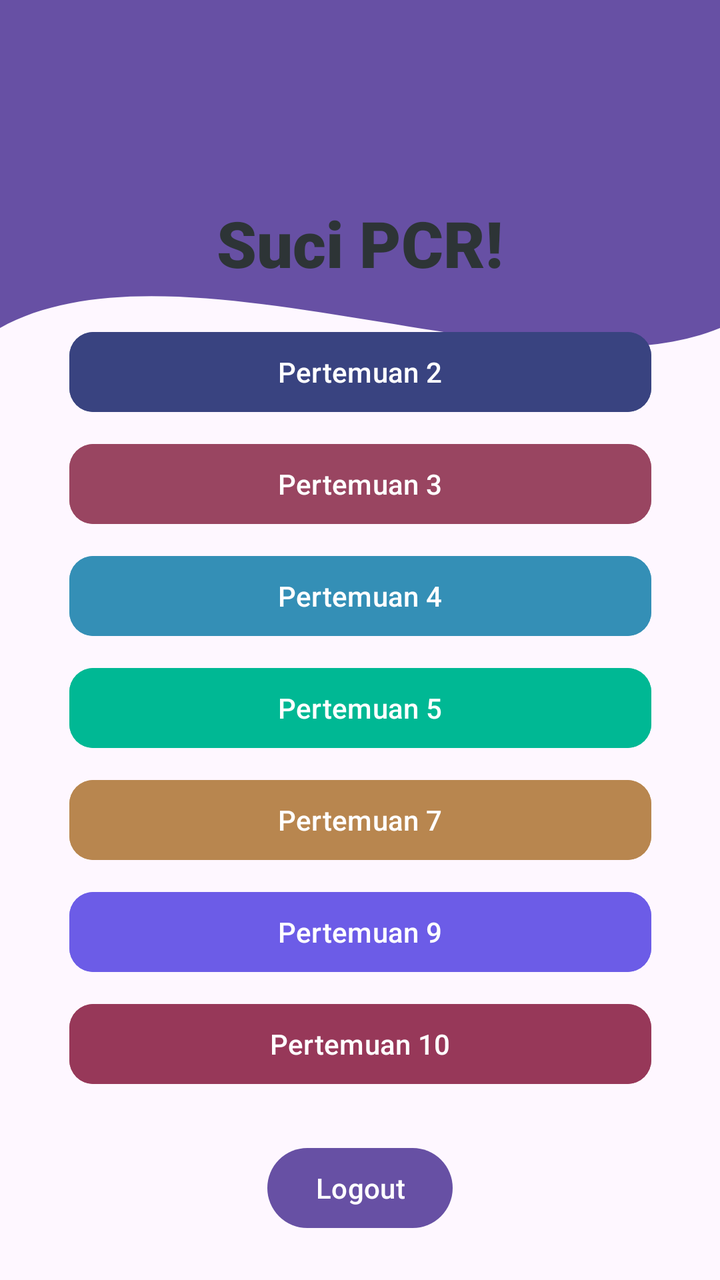
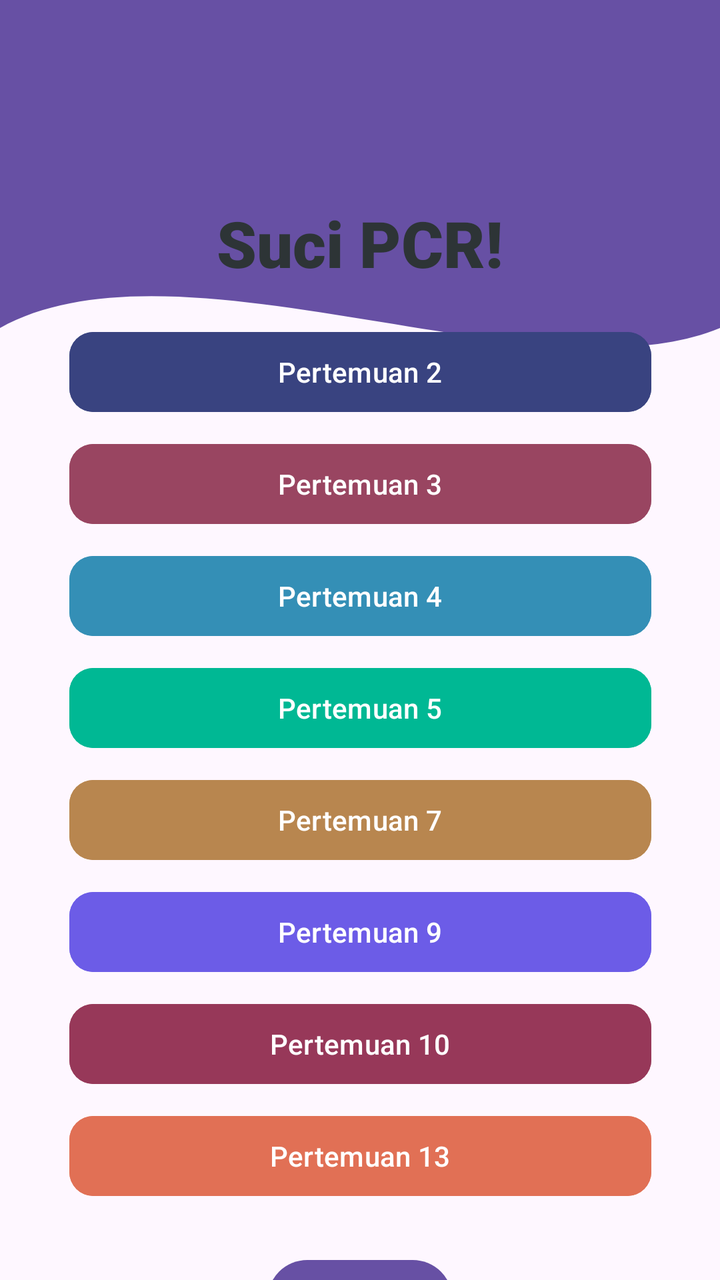

Compare the two renders of this Android layout. The source of the first and the diff that turns it into the second are given below.
<!-- AndroidManifest.xml: application theme Theme.SuciApps -->
<!-- res/layout/fragment_home.xml -->
<?xml version="1.0" encoding="utf-8"?>
<androidx.constraintlayout.widget.ConstraintLayout
    xmlns:android="http://schemas.android.com/apk/res/android"
    xmlns:tools="http://schemas.android.com/tools"
    xmlns:app="http://schemas.android.com/apk/res-auto"
    android:layout_width="match_parent"
    android:layout_height="match_parent"
    tools:context=".Home.HomeFragment">

    <androidx.appcompat.widget.Toolbar
        android:id="@+id/toolbar"
        android:layout_width="match_parent"
        android:layout_height="?attr/actionBarSize"
        android:background="?attr/colorPrimary"
        app:layout_constraintEnd_toEndOf="parent"
        app:layout_constraintStart_toStartOf="parent"
        app:layout_constraintTop_toTopOf="parent"
        app:titleTextColor="@android:color/white" />

    <androidx.core.widget.NestedScrollView
        android:layout_width="match_parent"
        android:layout_height="0dp"
        android:fillViewport="true"
        app:layout_constraintTop_toBottomOf="@id/toolbar"
        app:layout_constraintBottom_toBottomOf="parent"
        app:layout_constraintStart_toStartOf="parent"
        app:layout_constraintEnd_toEndOf="parent">

        <androidx.constraintlayout.widget.ConstraintLayout
            android:layout_width="match_parent"
            android:layout_height="wrap_content"
            android:paddingBottom="32dp">

            <View
                android:id="@+id/background_header"
                android:layout_width="0dp"
                android:layout_height="250dp"
                android:background="@drawable/bg_header_wave"
                app:layout_constraintEnd_toEndOf="parent"
                app:layout_constraintStart_toStartOf="parent"
                app:layout_constraintTop_toTopOf="parent" />

            <TextView
                android:id="@+id/textView"
                android:layout_width="156dp"
                android:layout_height="42dp"
                android:layout_marginTop="36dp"
                android:fontFamily="sans-serif-black"
                android:text="Suci PCR!"
                android:textColor="#2D3436"
                android:textSize="32sp"
                android:textStyle="bold"
                android:textAlignment="center"
                app:layout_constraintEnd_toEndOf="parent"
                app:layout_constraintStart_toStartOf="parent"
                app:layout_constraintTop_toTopOf="parent" />

            <Button
                android:id="@+id/btnToSecond"
                android:layout_width="291dp"
                android:layout_height="wrap_content"
                android:layout_marginHorizontal="60dp"
                android:layout_marginTop="20dp"
                android:backgroundTint="#394380"
                android:text="Pertemuan 2"
                android:textAllCaps="false"
                android:textColor="@android:color/white"
                app:cornerRadius="12dp"
                app:layout_constraintEnd_toEndOf="parent"
                app:layout_constraintStart_toStartOf="parent"
                app:layout_constraintTop_toBottomOf="@+id/textView" />

            <Button
                android:id="@+id/btnTothird"
                android:layout_width="291dp"
                android:layout_height="wrap_content"
                android:layout_marginHorizontal="60dp"
                android:layout_marginTop="8dp"
                android:backgroundTint="#994561"
                android:text="Pertemuan 3"
                android:textAllCaps="false"
                android:textColor="@android:color/white"
                app:cornerRadius="12dp"
                app:layout_constraintEnd_toEndOf="parent"
                app:layout_constraintStart_toStartOf="parent"
                app:layout_constraintTop_toBottomOf="@+id/btnToSecond" />

            <Button
                android:id="@+id/btnToFourth"
                android:layout_width="291dp"
                android:layout_height="wrap_content"
                android:layout_marginHorizontal="60dp"
                android:layout_marginTop="8dp"
                android:backgroundTint="#348FB6"
                android:text="Pertemuan 4"
                android:textAllCaps="false"
                android:textColor="@android:color/white"
                app:cornerRadius="12dp"
                app:layout_constraintEnd_toEndOf="parent"
                app:layout_constraintStart_toStartOf="parent"
                app:layout_constraintTop_toBottomOf="@+id/btnTothird" />

            <Button
                android:id="@+id/btnToFifth"
                android:layout_width="291dp"
                android:layout_height="wrap_content"
                android:layout_marginHorizontal="60dp"
                android:layout_marginTop="8dp"
                android:backgroundTint="#00B894"
                android:text="Pertemuan 5"
                android:textAllCaps="false"
                android:textColor="@android:color/white"
                app:cornerRadius="12dp"
                app:layout_constraintEnd_toEndOf="parent"
                app:layout_constraintStart_toStartOf="parent"
                app:layout_constraintTop_toBottomOf="@+id/btnToFourth" />

            <Button
                android:id="@+id/btnToSeventh"
                android:layout_width="291dp"
                android:layout_height="wrap_content"
                android:layout_marginHorizontal="60dp"
                android:layout_marginTop="8dp"
                android:backgroundTint="#B8864F"
                android:text="Pertemuan 7"
                android:textAllCaps="false"
                android:textColor="@android:color/white"
                app:cornerRadius="12dp"
                app:layout_constraintEnd_toEndOf="parent"
                app:layout_constraintStart_toStartOf="parent"
                app:layout_constraintTop_toBottomOf="@+id/btnToFifth" />

            <Button
                android:id="@+id/btnToNinth"
                android:layout_width="291dp"
                android:layout_height="wrap_content"
                android:layout_marginHorizontal="60dp"
                android:layout_marginTop="8dp"
                android:backgroundTint="#6C5CE7"
                android:text="Pertemuan 9"
                android:textAllCaps="false"
                android:textColor="@android:color/white"
                app:cornerRadius="12dp"
                app:layout_constraintEnd_toEndOf="parent"
                app:layout_constraintStart_toStartOf="parent"
                app:layout_constraintTop_toBottomOf="@+id/btnToSeventh" />

            <Button
                android:id="@+id/btnToTenth"
                android:layout_width="291dp"
                android:layout_height="wrap_content"
                android:layout_marginHorizontal="60dp"
                android:layout_marginTop="8dp"
                android:backgroundTint="#973859"
                android:text="Pertemuan 10"
                android:textAllCaps="false"
                android:textColor="@android:color/white"
                app:cornerRadius="12dp"
                app:layout_constraintEnd_toEndOf="parent"
                app:layout_constraintStart_toStartOf="parent"
                app:layout_constraintTop_toBottomOf="@+id/btnToNinth" />

            <Button
                android:id="@+id/btnLogout"
                android:layout_width="wrap_content"
                android:layout_height="wrap_content"
                android:layout_marginTop="24dp"
                android:text="Logout"
                app:layout_constraintEnd_toEndOf="parent"
                app:layout_constraintStart_toStartOf="parent"
                app:layout_constraintTop_toBottomOf="@+id/btnToTenth" />

            <androidx.recyclerview.widget.RecyclerView
                android:id="@+id/rvGallery"
                android:layout_width="match_parent"
                android:layout_height="wrap_content"
                android:layout_marginTop="24dp"
                android:padding="8dp"
                android:nestedScrollingEnabled="false"
                app:layout_constraintEnd_toEndOf="parent"
                app:layout_constraintStart_toStartOf="parent"
                app:layout_constraintTop_toBottomOf="@+id/btnLogout"
                app:layout_constraintBottom_toBottomOf="parent"/>

        </androidx.constraintlayout.widget.ConstraintLayout>
    </androidx.core.widget.NestedScrollView>

</androidx.constraintlayout.widget.ConstraintLayout>
<!-- resources referenced by this layout -->
<resources>
  <!-- drawable bg_header_wave (drawable) -->
  <vector xmlns:android="http://schemas.android.com/apk/res/android"
      android:width="100dp"
      android:height="100dp"
      android:viewportWidth="100"
      android:viewportHeight="100">
  
      
      <path
          android:fillColor="?attr/colorPrimary"
          android:pathData="
              M0,0
              L100,0
              L100,40
              C 75,55
                25,20
                0,40
              Z" />
  </vector>
  <style name="Theme.SuciApps" parent="Base.Theme.SuciApps" />
  <style name="Base.Theme.SuciApps" parent="Theme.Material3.DayNight.NoActionBar">
          
          
      </style>
</resources>

<!-- the commit's change to res/layout/fragment_home.xml (unified diff, before → after) -->
@@ -160,6 +160,22 @@
                 app:layout_constraintStart_toStartOf="parent"
                 app:layout_constraintTop_toBottomOf="@+id/btnToNinth" />
 
+            
+            <Button
+                android:id="@+id/btnToThirteenth"
+                android:layout_width="291dp"
+                android:layout_height="wrap_content"
+                android:layout_marginHorizontal="60dp"
+                android:layout_marginTop="8dp"
+                android:backgroundTint="#E17055"
+                android:text="Pertemuan 13"
+                android:textAllCaps="false"
+                android:textColor="@android:color/white"
+                app:cornerRadius="12dp"
+                app:layout_constraintEnd_toEndOf="parent"
+                app:layout_constraintStart_toStartOf="parent"
+                app:layout_constraintTop_toBottomOf="@+id/btnToTenth" />
+
             <Button
                 android:id="@+id/btnLogout"
                 android:layout_width="wrap_content"
@@ -168,7 +184,7 @@
                 android:text="Logout"
                 app:layout_constraintEnd_toEndOf="parent"
                 app:layout_constraintStart_toStartOf="parent"
-                app:layout_constraintTop_toBottomOf="@+id/btnToTenth" />
+                app:layout_constraintTop_toBottomOf="@+id/btnToThirteenth" />
 
             <androidx.recyclerview.widget.RecyclerView
                 android:id="@+id/rvGallery"
